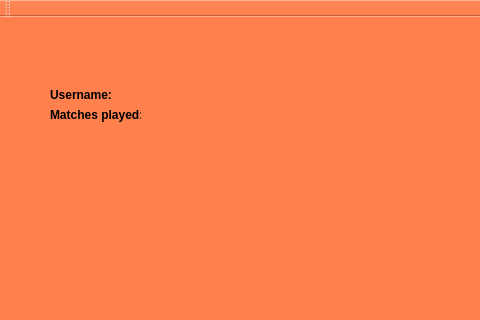
This is Client1/AccountPage.ui in Paul-Podoleanu/ProjectModernCpp as Qt 5 draws it before an edit; both pictures show x 0 to 480 and y 0 to 320 of the 800 by 600 pixel window. The edited form follows.
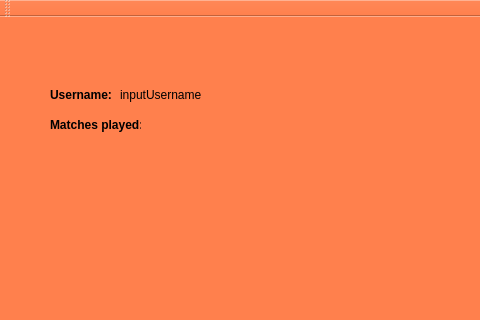
This is the edited form.

Commit message: Am adaugat imagine de background pentru Registration

What changed in the file:
```diff
--- a/Client1/AccountPage.ui
+++ b/Client1/AccountPage.ui
@@ -39,7 +39,7 @@
     <property name="geometry">
      <rect>
       <x>50</x>
-      <y>90</y>
+      <y>100</y>
       <width>91</width>
       <height>16</height>
      </rect>
@@ -58,12 +58,12 @@
      <rect>
       <x>120</x>
       <y>70</y>
-      <width>49</width>
+      <width>81</width>
       <height>16</height>
      </rect>
     </property>
     <property name="text">
-     <string/>
+     <string>inputUsername</string>
     </property>
    </widget>
   </widget>
```
The commit also changes 2 other files.
